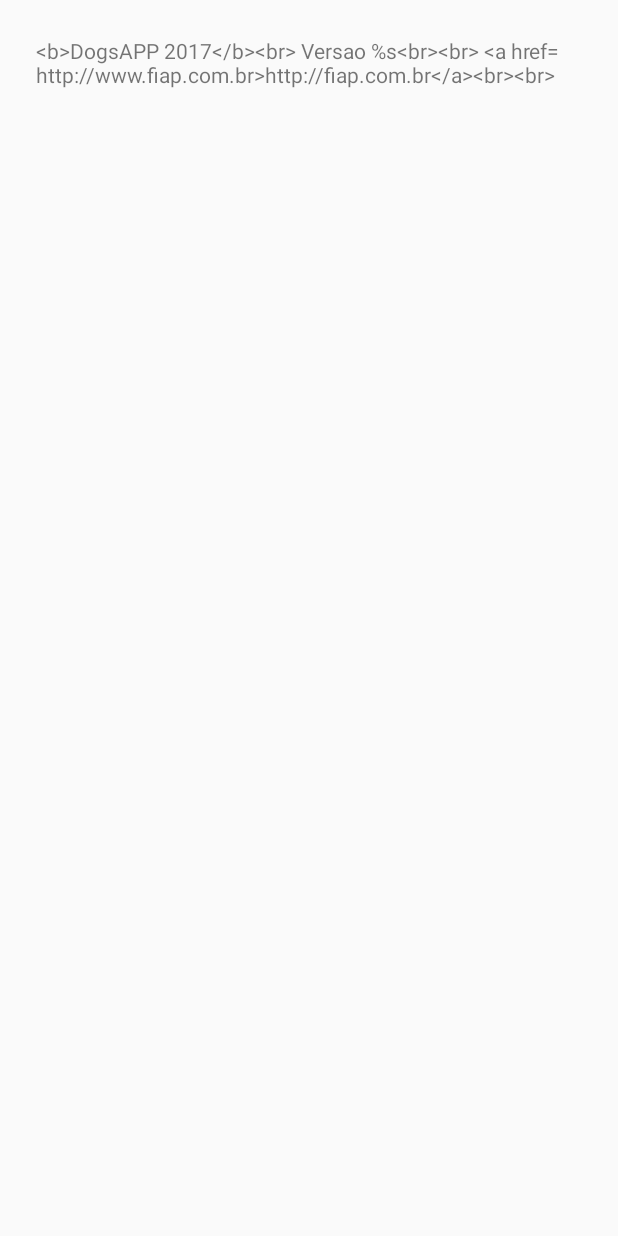
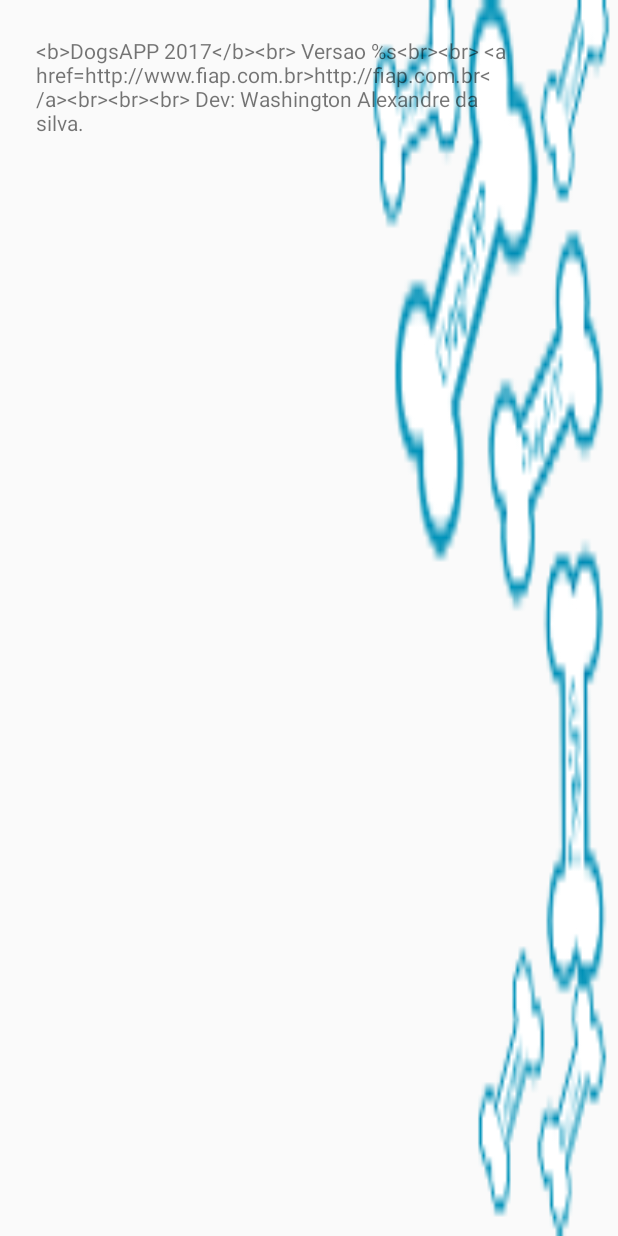
Before and after one commit to wasgithub/AndroidProjFiap, an Android app: the layout dialog_about.xml on its own in the app's theme, with its tools: preview values and no code run, on a phone screen of 412 x 824 dp. Run offline under Robolectric (Android 15) with nearby library versions, the phone set to English and light mode, and no system bars.

Commit message:
Ajustado tela de about...

```diff
--- a/app/src/main/java/br/com/washington/androidprojfiap/fragments/DogsFragment.java
+++ b/app/src/main/java/br/com/washington/androidprojfiap/fragments/DogsFragment.java
@@ -48,6 +48,12 @@
         f.setArguments(args);
         return f;
     }
+
+    @Subscribe
+     public void onBusAtualizarListaDogs(String refresh) {
+        // Recebeu o evento, atualiza a lista.
+         taskDogs(false);
+      }
 
     @Override
     public void onCreate(Bundle savedInstanceState) {
--- a/app/src/main/res/layout/dialog_about.xml
+++ b/app/src/main/res/layout/dialog_about.xml
@@ -3,4 +3,5 @@
     android:layout_width="match_parent"
     android:layout_height="match_parent"
     android:padding="24dp"
-    android:text="@string/about_dialog_text" />
+    android:text="@string/about_dialog_text"
+    android:background="@drawable/ic_logo_about"/>
--- a/app/src/main/res/values/strings.xml
+++ b/app/src/main/res/values/strings.xml
@@ -8,7 +8,8 @@
 <![CDATA[
 <b>DogsAPP 2017</b><br>
 Versao %s<br><br>
-<a href="http://www.fiap.com.br">http://fiap.com.br</a><br><br>
+<a href="http://www.fiap.com.br">http://fiap.com.br</a><br><br><br>
+Dev: Washington Alexandre da silva.
 	]]>
 	</string>
     <string name="about_dialog_title">DogsAPP</string>
```
Also changed, not shown: app/src/main/AndroidManifest.xml (+0 -41 lines), app/src/main/res/drawable-xxhdpi/ic_logo_about.png (added).
